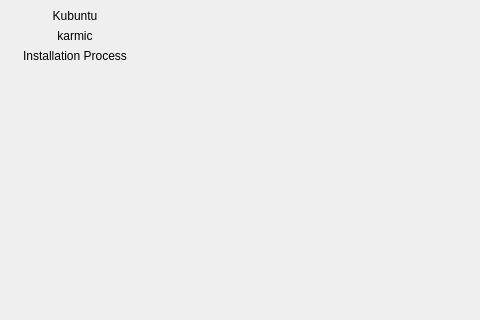
The window that gui/qt/app.ui (linuxmint/ubiquity) describes before a commit, drawn with Qt 5; both pictures show x 0 to 480 and y 0 to 320 of the 573 by 534 pixel window.
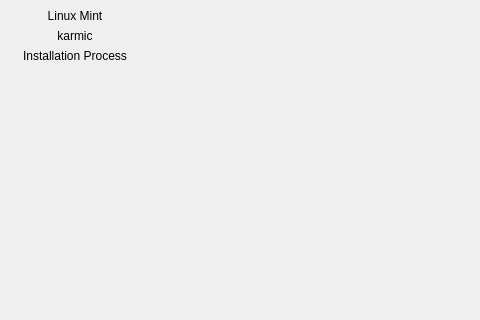
The same window after the commit.

Commit message: Rename Kubuntu -> Linux Mint

What changed in the file:
```diff
--- a/gui/qt/app.ui
+++ b/gui/qt/app.ui
@@ -155,7 +155,7 @@
           <item>
            <widget class="QLabel" name="distro_name_label">
             <property name="text">
-             <string>Kubuntu</string>
+             <string>Linux Mint</string>
             </property>
             <property name="scaledContents">
              <bool>false</bool>
```
The commit also changes 139 other files.
